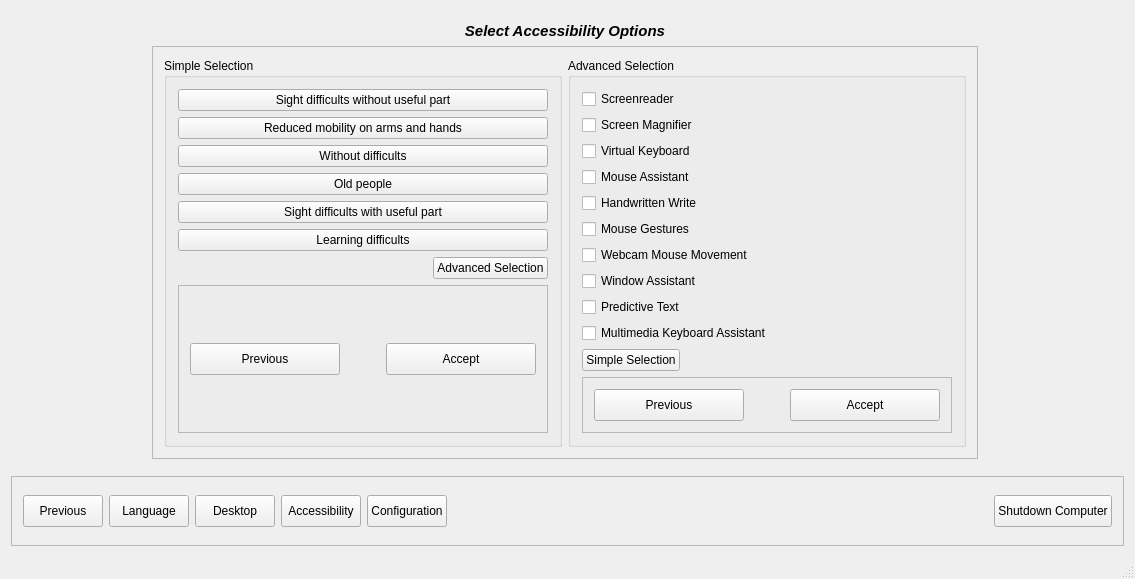
Old version of the form apps/desktop-selector/desktopselector.ui in the repository BackupTheBerlios/kademar-utils-svn.
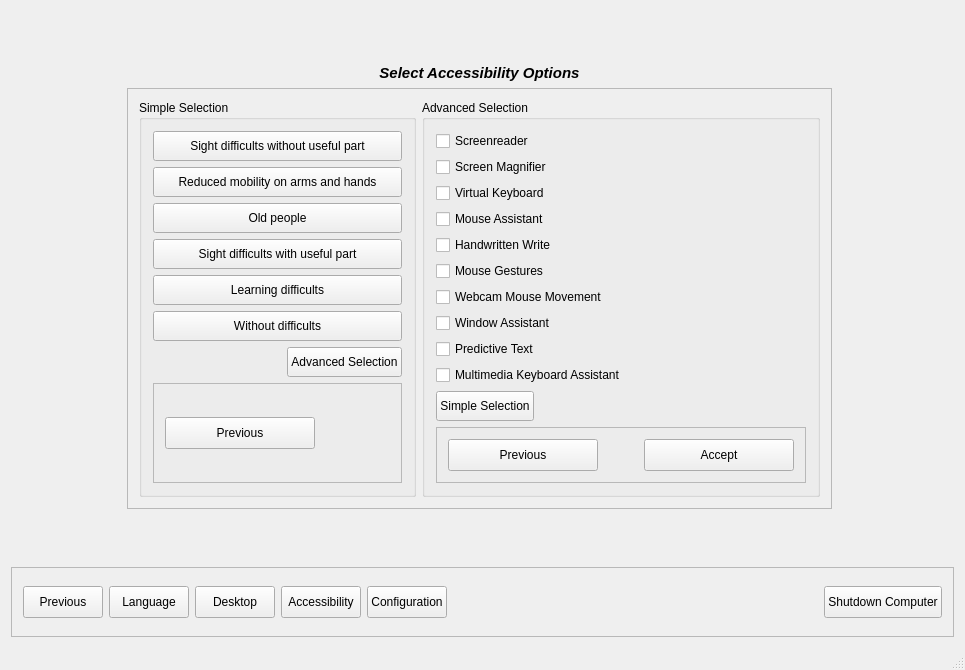
New version of the form. The open tabs and pages were chosen to show the change. Icons and pictures are not drawn. Custom widgets are drawn as their Qt base class.

Commit message: Improved translations Working on Simple Accessibility options From GDM/KDM like can install Nvidia drivers GDM/KDM like is by default free drivers

The edit to the form file:
```diff
--- a/apps/desktop-selector/desktopselector.ui
+++ b/apps/desktop-selector/desktopselector.ui
@@ -6,8 +6,8 @@
    <rect>
     <x>0</x>
     <y>0</y>
-    <width>1135</width>
-    <height>570</height>
+    <width>965</width>
+    <height>670</height>
    </rect>
   </property>
   <property name="windowTitle">
@@ -990,7 +990,13 @@
                </widget>
               </item>
               <item row="11" column="0">
-               <widget class="QPushButton" name="b_accessibilitySimpleSelection">
+               <widget class="QPushButtonWithEvents" name="b_accessibilitySimpleSelection">
+                <property name="minimumSize">
+                 <size>
+                  <width>0</width>
+                  <height>30</height>
+                 </size>
+                </property>
                 <property name="text">
                  <string>Simple Selection</string>
                 </property>
@@ -1093,42 +1099,46 @@
               <string>Simple Selection</string>
              </property>
              <layout class="QGridLayout" name="gridLayout_13">
-              <item row="0" column="0" colspan="4">
-               <widget class="QPushButton" name="pushButton_4">
-                <property name="text">
-                 <string>Sight difficults without useful part</string>
+              <item row="5" column="0" colspan="3">
+               <widget class="QPushButtonWithEvents" name="b_access_simple_4">
+                <property name="minimumSize">
+                 <size>
+                  <width>0</width>
+                  <height>30</height>
+                 </size>
                 </property>
-               </widget>
-              </item>
-              <item row="1" column="0" colspan="4">
-               <widget class="QPushButton" name="pushButton_9">
-                <property name="text">
-                 <string>Reduced mobility on arms and hands</string>
-                </property>
-               </widget>
-              </item>
-              <item row="3" column="0" colspan="4">
-               <widget class="QPushButton" name="pushButton_6">
-                <property name="text">
-                 <string>Old people</string>
-                </property>
-               </widget>
-              </item>
-              <item row="4" column="0" colspan="4">
-               <widget class="QPushButton" name="pushButton_7">
                 <property name="text">
                  <string>Sight difficults with useful part</string>
                 </property>
                </widget>
               </item>
-              <item row="5" column="0" colspan="4">
-               <widget class="QPushButton" name="pushButton_8">
+              <item row="9" column="2">
+               <widget class="QPushButtonWithEvents" name="b_advancedAccessibility">
+                <property name="minimumSize">
+                 <size>
+                  <width>0</width>
+                  <height>30</height>
+                 </size>
+                </property>
                 <property name="text">
-                 <string>Learning difficults</string>
+                 <string>Advanced Selection</string>
                 </property>
                </widget>
               </item>
-              <item row="6" column="0" colspan="2">
+              <item row="1" column="0" colspan="3">
+               <widget class="QPushButtonWithEvents" name="b_access_simple_1">
+                <property name="minimumSize">
+                 <size>
+                  <width>0</width>
+                  <height>30</height>
+                 </size>
+                </property>
+                <property name="text">
+                 <string>Sight difficults without useful part</string>
+                </property>
+               </widget>
+              </item>
+              <item row="9" column="0" colspan="2">
                <spacer name="horizontalSpacer_16">
                 <property name="orientation">
                  <enum>Qt::Horizontal</enum>
@@ -1141,25 +1151,46 @@
                 </property>
                </spacer>
               </item>
-              <item row="2" column="0" colspan="4">
-               <widget class="QPushButton" name="pushButton_5">
+              <item row="4" column="0" colspan="3">
+               <widget class="QPushButtonWithEvents" name="b_access_simple_3">
+                <property name="minimumSize">
+                 <size>
+                  <width>0</width>
+                  <height>30</height>
+                 </size>
+                </property>
                 <property name="text">
-                 <string>Without difficults</string>
+                 <string>Old people</string>
                 </property>
                </widget>
               </item>
-              <item row="6" column="3">
-               <widget class="QPushButton" name="b_advancedAccessibility">
+              <item row="2" column="0" colspan="3">
+               <widget class="QPushButtonWithEvents" name="b_access_simple_2">
+                <property name="minimumSize">
+                 <size>
+                  <width>0</width>
+                  <height>30</height>
+                 </size>
+                </property>
                 <property name="text">
-                 <string>Advanced Selection</string>
+                 <string>Reduced mobility on arms and hands</string>
                 </property>
-                <property name="icon">
-                 <iconset resource="resource.qrc">
-                  <normaloff>:/img/img/advanced-configuration.png</normaloff>:/img/img/advanced-configuration.png</iconset>
+               </widget>
+              </item>
+              <item row="6" column="0" colspan="3">
+               <widget class="QPushButtonWithEvents" name="b_access_simple_5">
+                <property name="minimumSize">
+                 <size>
+                  <width>0</width>
+                  <height>30</height>
+                 </size>
                 </property>
+                <property name="text">
+                 <string>Learning difficults</string>
+                </property>
                </widget>
               </item>
-              <item row="7" column="0" colspan="4">
+              <item row="10" column="0" colspan="3">
                <widget class="QFrame" name="frame">
                 <property name="frameShape">
                  <enum>QFrame::StyledPanel</enum>
@@ -1204,32 +1235,22 @@
                    </property>
                   </widget>
                  </item>
-                 <item row="0" column="2">
-                  <widget class="QPushButtonWithEvents" name="b_accessibilityAccept1">
-                   <property name="minimumSize">
-                    <size>
-                     <width>150</width>
-                     <height>32</height>
-                    </size>
-                   </property>
-                   <property name="text">
-                    <string>Accept</string>
-                   </property>
-                   <property name="icon">
-                    <iconset resource="resource.qrc">
-                     <normaloff>:/img/img/ok.png</normaloff>:/img/img/ok.png</iconset>
-                   </property>
-                   <property name="iconSize">
-                    <size>
-                     <width>32</width>
-                     <height>32</height>
-                    </size>
-                   </property>
-                  </widget>
-                 </item>
                 </layout>
                </widget>
               </item>
+              <item row="7" column="0" colspan="3">
+               <widget class="QPushButtonWithEvents" name="b_access_simple_no">
+                <property name="minimumSize">
+                 <size>
+                  <width>0</width>
+                  <height>30</height>
+                 </size>
+                </property>
+                <property name="text">
+                 <string>Without difficults</string>
+                </property>
+               </widget>
+              </item>
              </layout>
             </widget>
            </item>
```
Left out of the diff: 30 changed lines with no effect on the pictures. The commit also changes 4 other files.
